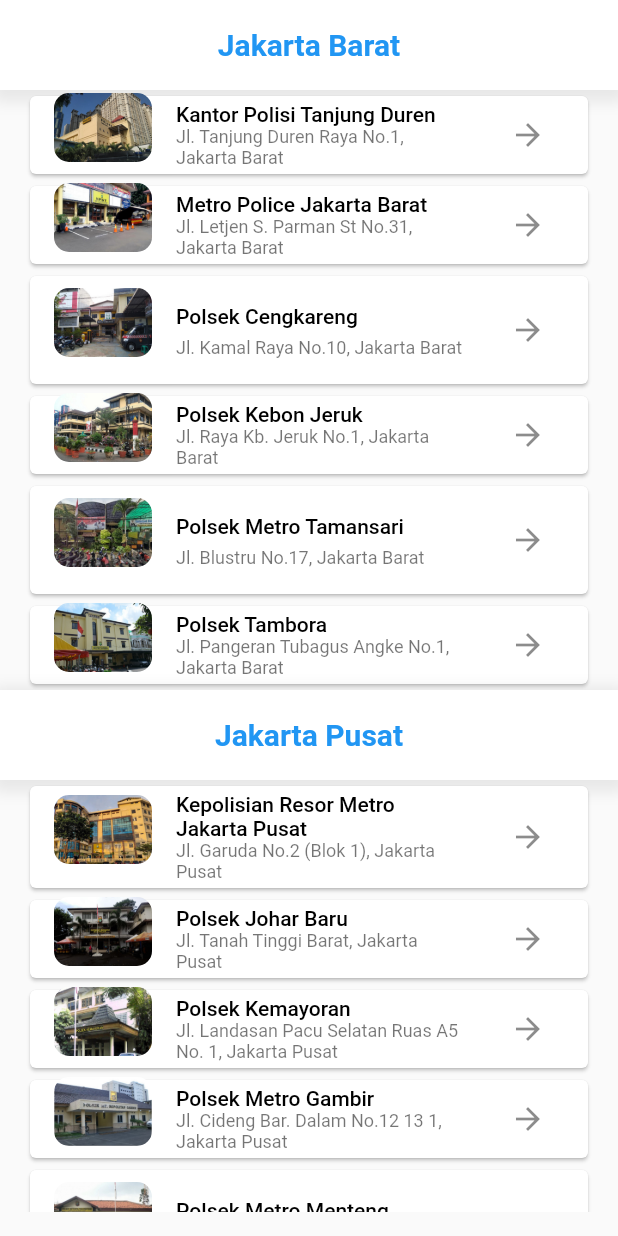
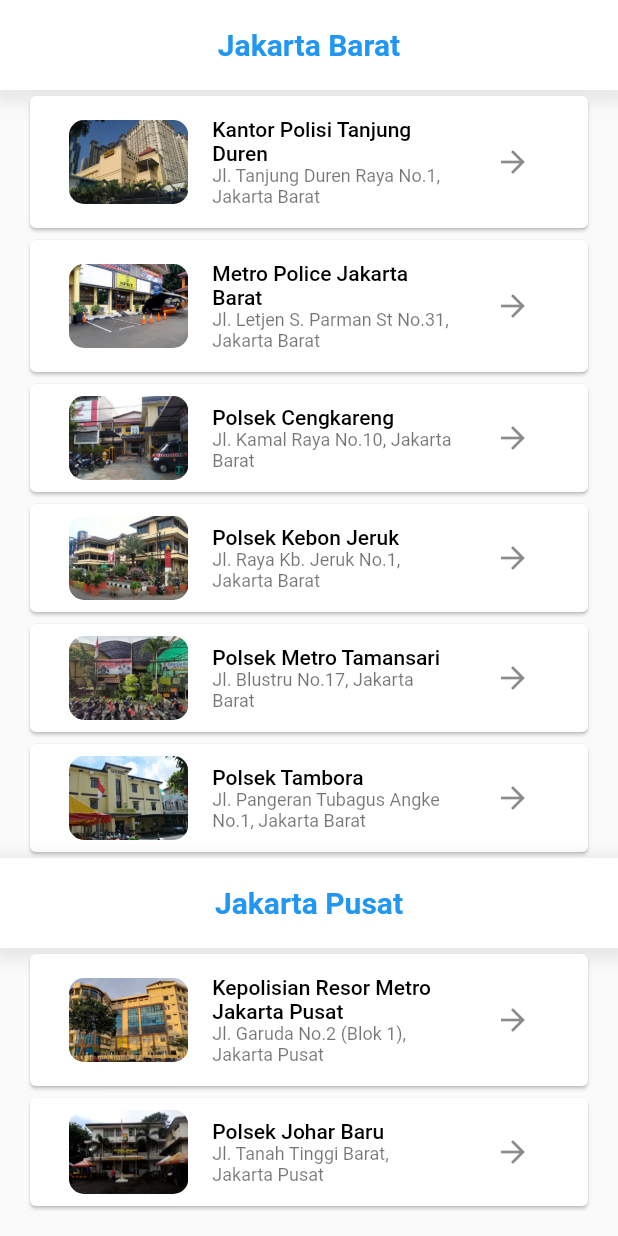
Before and after one commit to WillyHonandar/design_ui_skripsi, a Flutter app: the LokasiPolsekPengadilan screen opened directly, on a phone screen of 412 x 824 dp. Run offline on Flutter 3.47's test engine with Material 2 defaults, Android fonts, the phone set to English and light mode, and no system bars; drawn by our look-alikes of grouped_list; our stand-ins replace animated_splash_screen, carousel_pro, cloud_firestore, firebase_auth, firebase_core, firebase_storage and 9 more; missing offline and left inert: map_launcher; accounts and stored records are empty.

Commit message:
fix: splash page dan design lokasi
yah bgtulah

```diff
--- a/lib/Pages/Navbar/Lokasi/police_station_location.dart
+++ b/lib/Pages/Navbar/Lokasi/police_station_location.dart
@@ -443,21 +443,21 @@
                 onTap: () => openMapsSheet(context, element['namaPolice'],
                     element['latitude'], element['longtitude']),
                 child: Card(
+                  child: Container(
+                    margin: EdgeInsets.symmetric(horizontal: 10, vertical: 10),
                     child: ListTile(
-                    title: Container(
-                        child: Text(
+                      title: Text(
                         element['namaPolice'],
                         style: TextStyle(
                             fontSize: 14,
                             color: Colors.black,
                             fontWeight: FontWeight.w500),
-                    )),
+                      ),
                       subtitle: Text(
                         element['lokasiPolice'],
                         style: TextStyle(fontSize: 12),
                       ),
                       leading: Container(
-                      margin: EdgeInsets.only(bottom: 10),
                         child: ClipRRect(
                           borderRadius: BorderRadius.circular(10),
                           child: Image(
@@ -468,6 +468,7 @@
                       trailing: IconButton(
                         icon: Icon(Icons.arrow_forward),
                         onPressed: () {},
+                      ),
                     ),
                   ),
                 ),
--- a/pubspec.yaml
+++ b/pubspec.yaml
@@ -51,7 +51,7 @@
   status_change: ^1.0.0
   permission_handler: ^8.0.0
   firebase_storage: ^10.2.5
-
+  animated_splash_screen: ^1.1.0
 
 dev_dependencies:
   flutter_test:
```
Also changed, not shown: lib/main.dart (+17 -7 lines), pubspec.lock. Lines whose indentation alone changed are shown as unchanged.
